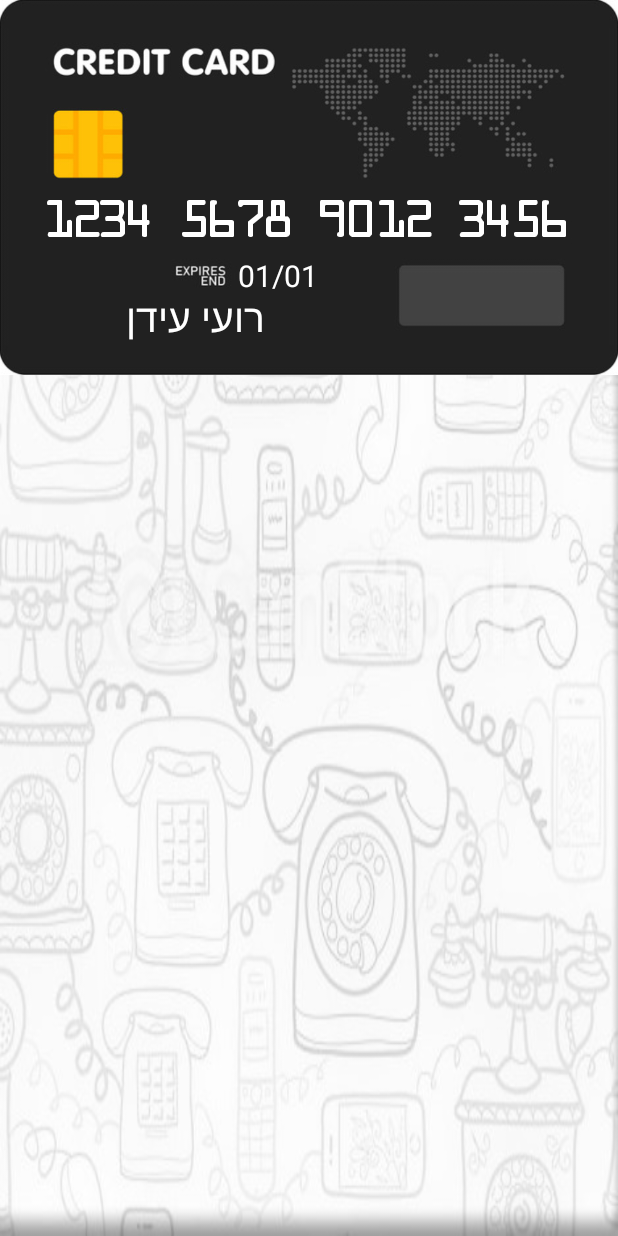
After one commit to RoyIdan/RoyIdanProject, an Android app: the layout view_credit_card.xml on its own in the app's theme, with its tools: preview values and no code run, on a phone screen of 412 x 824 dp. The commit adds this screen. Run offline under Robolectric (Android 15) with nearby library versions, the phone set to English and light mode, and no system bars; Roboto replaces fonts that are not available here.

Commit message:
6/2 more failed credit card view attempts

```diff
--- a/app/src/main/java/com/example/royidanproject/RoyIdanProject.java
+++ b/app/src/main/java/com/example/royidanproject/RoyIdanProject.java
@@ -34,7 +34,7 @@ public class RoyIdanProject extends Application {
         super.onCreate();
 
         isFirstRun = true;
-        firstActivity = MainActivity.class;
+        firstActivity = TestingActivity.class;
 
         db = AppDatabase.getInstance(getApplicationContext());
         if (true) { // use fake products
--- a/app/src/main/res/layout/activity_testing.xml
+++ b/app/src/main/res/layout/activity_testing.xml
@@ -7,5 +7,10 @@
     android:layout_height="match_parent"
     tools:context=".TestingActivity">
 
+    <com.example.royidanproject.Views.CreditCardView
+        android:layout_width="match_parent"
+        android:layout_height="match_parent"
+        custom:cardNumber="432432432432"/>
+
 
 </LinearLayout>
--- /dev/null
+++ b/app/src/main/res/layout/view_credit_card.xml
@@ -0,0 +1,53 @@
+<?xml version="1.0" encoding="utf-8"?>
+<LinearLayout xmlns:android="http://schemas.android.com/apk/res/android"
+    android:layout_width="match_parent"
+    android:layout_height="250dp"
+    android:background="@drawable/card"
+    android:orientation="vertical">
+
+
+    <TextView
+        android:id="@+id/tvCardNumber"
+        android:layout_width="350dp"
+        android:layout_height="50dp"
+        android:layout_gravity="center"
+
+        android:layout_marginTop="120dp"
+        android:background="#212121"
+        android:digits="1234567890"
+        android:fontFamily="@font/ocr_a_regular"
+        android:gravity="center_vertical"
+        android:maxLines="1"
+        android:text="1234 5678 9012 3456"
+        android:textColor="@color/white"
+        android:textSize="31sp" />
+
+    <TextView
+        android:layout_width="55dp"
+        android:layout_height="23dp"
+        android:gravity="center"
+        android:text="01/01"
+        android:textSize="20sp"
+        android:layout_marginStart="158dp"
+        android:background="#212121"
+        android:textColor="@color/white"
+        android:maxLines="1"
+        android:digits="1234567890"
+        android:id="@+id/tvCardExpireDate" />
+
+    <TextView
+        android:layout_width="200dp"
+        android:layout_height="35dp"
+        android:layout_marginStart="30dp"
+        android:gravity="center"
+        android:text="רועי עידן"
+        android:autoSizeTextType="uniform"
+        android:textSize="20sp"
+        android:background="#212121"
+        android:textColor="@color/white"
+        android:maxLines="1"
+        android:digits="אבגדהוזחטיכלמנסעפצקרשת -"
+        android:id="@+id/tvCardHolder"/>
+
+
+</LinearLayout>
--- a/app/src/main/res/values/attrs.xml
+++ b/app/src/main/res/values/attrs.xml
@@ -1,3 +1,8 @@
 <?xml version="1.0" encoding="utf-8"?>
 <resources>
+    <declare-styleable name="CreditCardView" >
+        <attr name="cardNumber" format="string" />
+        <attr name="cardExpireDate" format="string" />
+        <attr name="cardHolder" format="string" />
+    </declare-styleable>
 </resources>
```
Also changed, not shown: app/src/main/java/com/example/royidanproject/Adapters/CartAdapter.java (+20 -12 lines), app/src/main/java/com/example/royidanproject/CartActivity.java (+48 -7 lines), app/src/main/java/com/example/royidanproject/Views/CreditCardView.java (added, +61 -0 lines).
